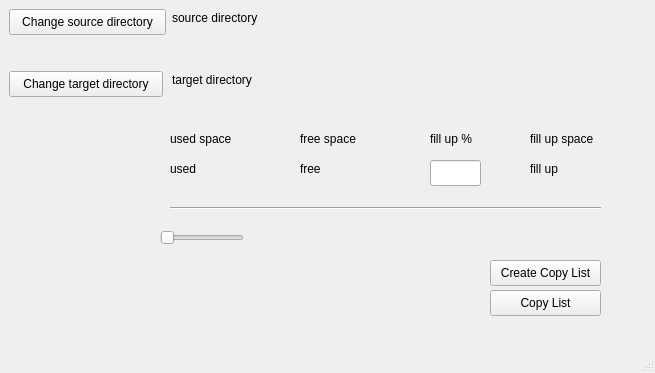
This is mainwindow.ui in hansdampfinger666/randMP3filler2 as Qt 5 draws it before an edit. The edited form follows.
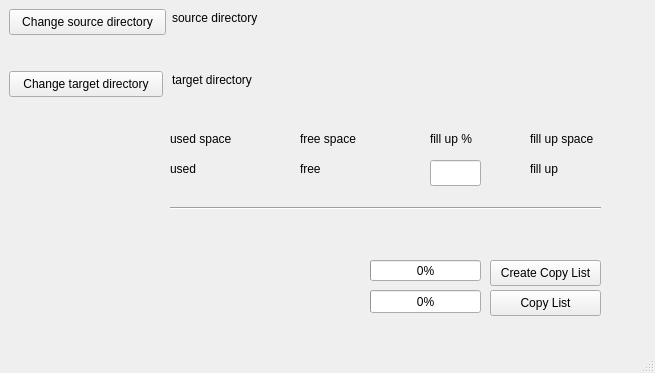
This is the edited form.

```diff
--- a/mainwindow.ui
+++ b/mainwindow.ui
@@ -170,22 +170,6 @@
      <set>Qt::ImhNone</set>
     </property>
    </widget>
-   <widget class="QSlider" name="sld_prc_fill_up">
-    <property name="geometry">
-     <rect>
-      <x>160</x>
-      <y>230</y>
-      <width>84</width>
-      <height>16</height>
-     </rect>
-    </property>
-    <property name="orientation">
-     <enum>Qt::Horizontal</enum>
-    </property>
-    <property name="invertedAppearance">
-     <bool>false</bool>
-    </property>
-   </widget>
    <widget class="QLabel" name="lbl_fill_space">
     <property name="geometry">
      <rect>
@@ -225,6 +209,38 @@
      <string>Copy List</string>
     </property>
    </widget>
+   <widget class="QProgressBar" name="prog_bar_list">
+    <property name="enabled">
+     <bool>true</bool>
+    </property>
+    <property name="geometry">
+     <rect>
+      <x>370</x>
+      <y>260</y>
+      <width>111</width>
+      <height>21</height>
+     </rect>
+    </property>
+    <property name="value">
+     <number>0</number>
+    </property>
+    <property name="textVisible">
+     <bool>true</bool>
+    </property>
+   </widget>
+   <widget class="QProgressBar" name="prog_bar_copy">
+    <property name="geometry">
+     <rect>
+      <x>370</x>
+      <y>290</y>
+      <width>111</width>
+      <height>23</height>
+     </rect>
+    </property>
+    <property name="value">
+     <number>0</number>
+    </property>
+   </widget>
   </widget>
   <widget class="QStatusBar" name="statusbar"/>
   <widget class="QMenuBar" name="menubar">
```
